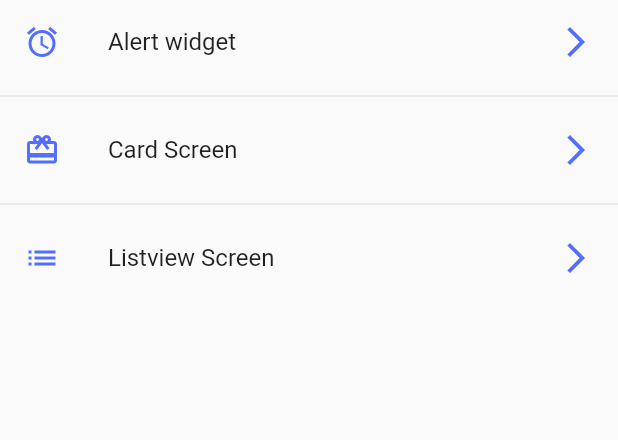
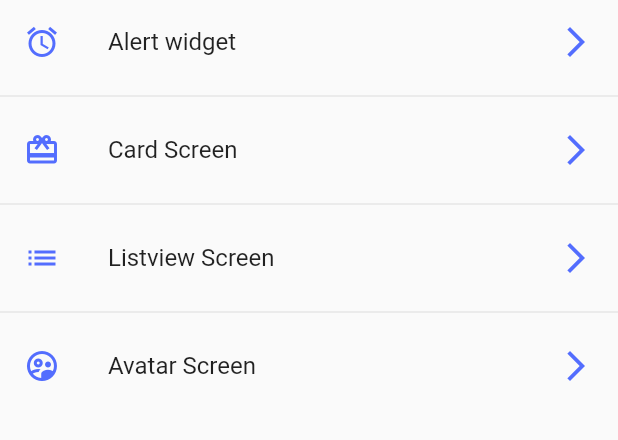
Before and after one commit to leodrumers/flutterWidgets, a Flutter app: the screen it shows after launch, on a phone screen of 412 x 824 dp, the part 84-524 px from its top. Run offline on Flutter 3.47's test engine with Material 2 defaults, Android fonts, the phone set to English and light mode, and no system bars.

```diff
--- a/lib/router/app_routes.dart
+++ b/lib/router/app_routes.dart
@@ -21,7 +21,12 @@ class AppRoutes {
         route: 'listView',
         name: 'Listview Screen',
         screen: const ListviewScreen(),
-        icon: Icons.list)
+        icon: Icons.list),
+    MenuOption(
+        route: 'avatar',
+        name: 'Avatar Screen',
+        screen: const AvatarScreen(),
+        icon: Icons.supervised_user_circle_outlined),
   ];
 
   static Map<String, Widget Function(BuildContext)> getAppRoutes() {
--- a/lib/screens/index.dart
+++ b/lib/screens/index.dart
@@ -2,3 +2,4 @@ export 'package:components/screens/alert_screen.dart';
 export 'package:components/screens/card_screen.dart';
 export 'package:components/screens/home_screen.dart';
 export 'package:components/screens/listview_screen.dart';
+export 'package:components/screens/avatar_screen.dart';
```
Also changed, not shown: lib/screens/avatar_screen.dart (added, +14 -0 lines).
